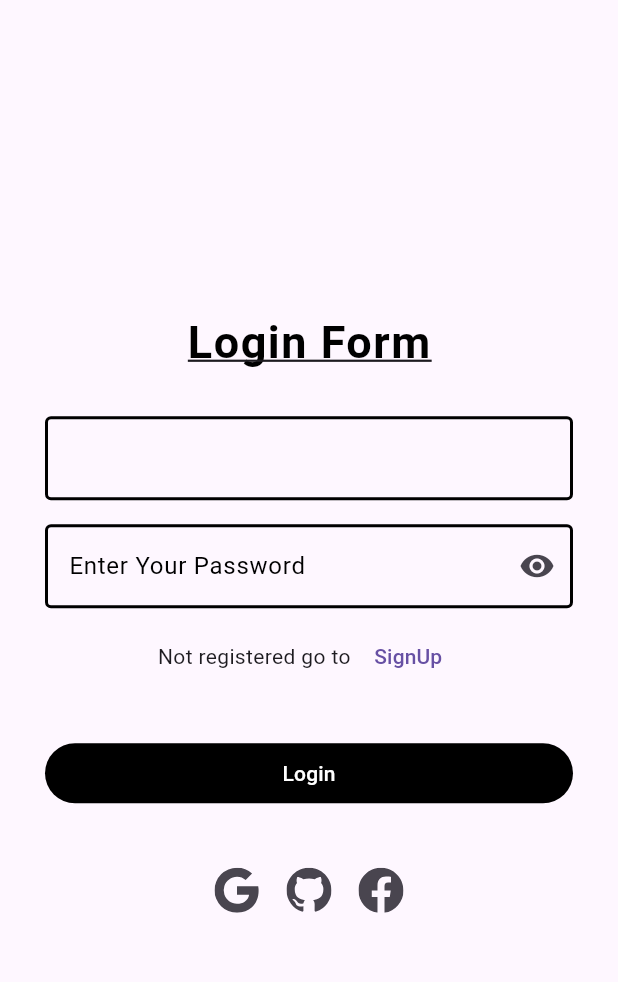
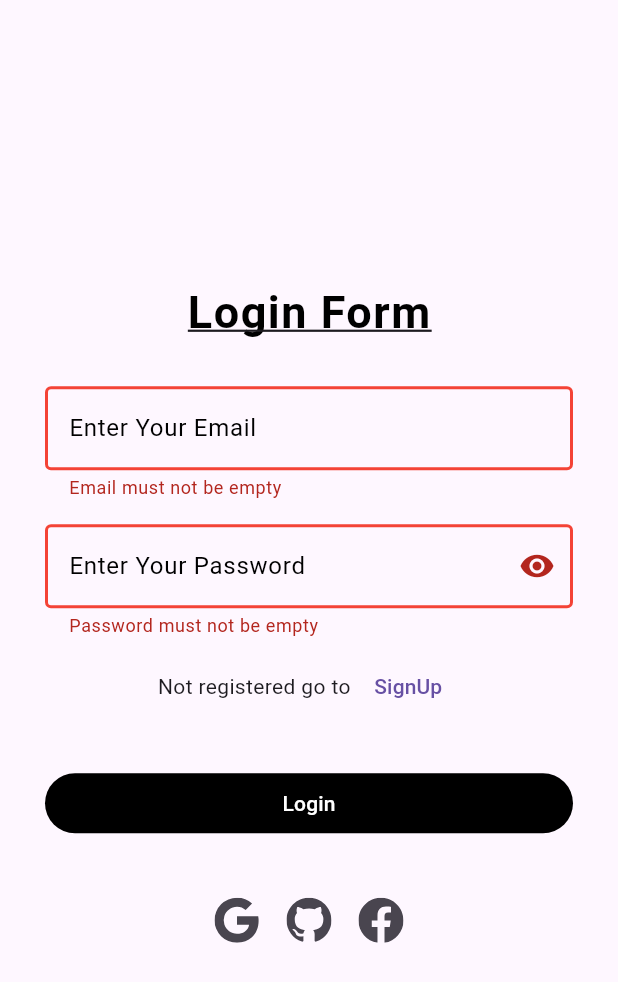
Before and after one commit to Haseeb1389446/Flutter, a Flutter app: the LoginScreen screen opened by its route, after a tap on "Login", on a phone screen of 412 x 824 dp. Shown: the top 982 px of the screen. Run offline on Flutter 3.47's test engine with Material 3 defaults, Android fonts, the light colour scheme and no system bars; our stand-ins replace firebase_auth, firebase_core, icons_plus; missing offline and left inert: flutter_core_ui; accounts and stored records are empty.

Commit message:
flutter practice

```diff
--- a/flutter_auth_ui/lib/screens/login.dart
+++ b/flutter_auth_ui/lib/screens/login.dart
@@ -32,6 +32,7 @@
             ),
           ),
           Form(
+            key: formkey,
             child: Column(
                 children: [
                   // Email Field
@@ -39,9 +40,16 @@
                     margin: EdgeInsets.symmetric(horizontal: 30),
                     padding: EdgeInsets.symmetric(vertical: 8),
                     child: TextFormField(
+                      validator: (value) {
+                      if (value!.isEmpty) {
+                        return "Email must not be empty";
+                      } else if (!value.contains("@")) {
+                        return "email must have @ symbol";
+                      }
+                      return null;
+                    },
+                    controller: emailController,
                       decoration: InputDecoration(
-                        // controller: emailController,
-                        validator:
                         label: Text("Enter Your Email", style: TextStyle(color: Colors.black)),
                         enabledBorder: OutlineInputBorder(
                           borderSide: BorderSide(width: 2, color: Colors.black)
@@ -62,6 +70,15 @@
                     padding: EdgeInsets.symmetric(vertical: 8),
                     child: TextFormField(
                       obscureText: true,
+                      validator: (value) {
+                      if (value!.isEmpty) {
+                        return "Password must not be empty";
+                      } else if (value.length < 8) {
+                        return "Password must have 8 characters";
+                      }
+                      return null;
+                    },
+                    controller: passwordController,
                       decoration: InputDecoration(
                         label: Text("Enter Your Password", style: TextStyle(color: Colors.black)),
                         enabledBorder: OutlineInputBorder(
@@ -94,7 +111,18 @@
                     margin: EdgeInsets.symmetric(horizontal: 30),
                     padding: EdgeInsets.symmetric(vertical: 30),
                     width: double.infinity,
-                    child: TextButton(onPressed: (){}, child: Text("Login"), style: TextButton.styleFrom(
+                    child: TextButton(onPressed: (){
+                      if(formkey.currentState!.validate()) {
+                        _auth.signInWithEmailAndPassword(email: emailController.text, password: passwordController.text).then((res) {
+                          ScaffoldMessenger.of(context).showSnackBar(SnackBar(content: Text("${emailController.text} has been logged successfully")));
+                          Navigator.of(context).pushReplacementNamed("home");
+                      }).catchError(
+                        (err){
+                          ScaffoldMessenger.of(context).showSnackBar(SnackBar(content: Text("Error: $err")));
+                        }
+                      );
+                      }
+                    }, child: Text("Login"), style: TextButton.styleFrom(
                       backgroundColor: Colors.black,
                       foregroundColor: Colors.white
                     )),
```
